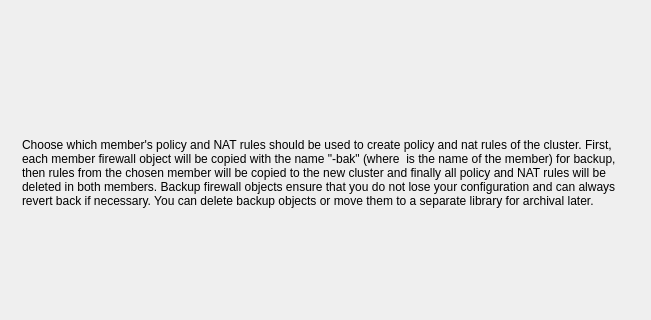
First picture: the form in src/libgui/newclusterdialog_q.ui, repository fwbuilder/fwbuilder, before the edit; both pictures show x 0 to 651 and y 132 to 452 of the 651 by 644 pixel window.
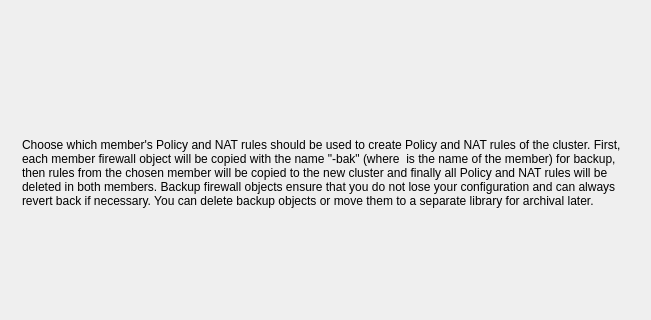
Second picture: the form after the edit. Custom widgets are drawn as their Qt base class.

Commit message: fixed #1848 Text formatting clean up - New cluster wizard dialog

What changed in the file:
```diff
--- a/src/libgui/newclusterdialog_q.ui
+++ b/src/libgui/newclusterdialog_q.ui
@@ -226,7 +226,7 @@
        <item>
         <widget class="QLabel" name="label_10">
          <property name="text">
-          <string>Choose which member's policy and NAT rules should be used to create policy and nat rules of the cluster. First, each member firewall object will be copied with the name &quot;&lt;firewall&gt;-bak&quot; (where &lt;firewall&gt; is the name of the member) for backup, then rules from the chosen member will be copied to the new cluster and finally all policy and NAT rules will be deleted in both members. Backup firewall objects ensure that you do not lose your configuration and can always revert back if necessary. You can delete backup objects or move them to a separate library for archival later.</string>
+          <string>Choose which member's Policy and NAT rules should be used to create Policy and NAT rules of the cluster. First, each member firewall object will be copied with the name &quot;&lt;firewall&gt;-bak&quot; (where &lt;firewall&gt; is the name of the member) for backup, then rules from the chosen member will be copied to the new cluster and finally all Policy and NAT rules will be deleted in both members. Backup firewall objects ensure that you do not lose your configuration and can always revert back if necessary. You can delete backup objects or move them to a separate library for archival later.</string>
          </property>
          <property name="wordWrap">
           <bool>true</bool>
```
